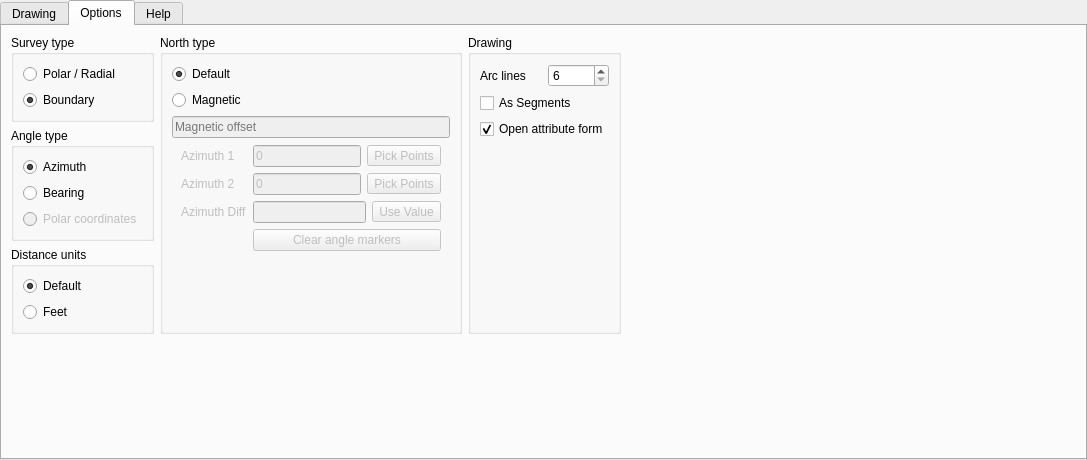
The window that dock.ui (mpetroff/qgsazimuth) describes before a commit, drawn with Qt 5.
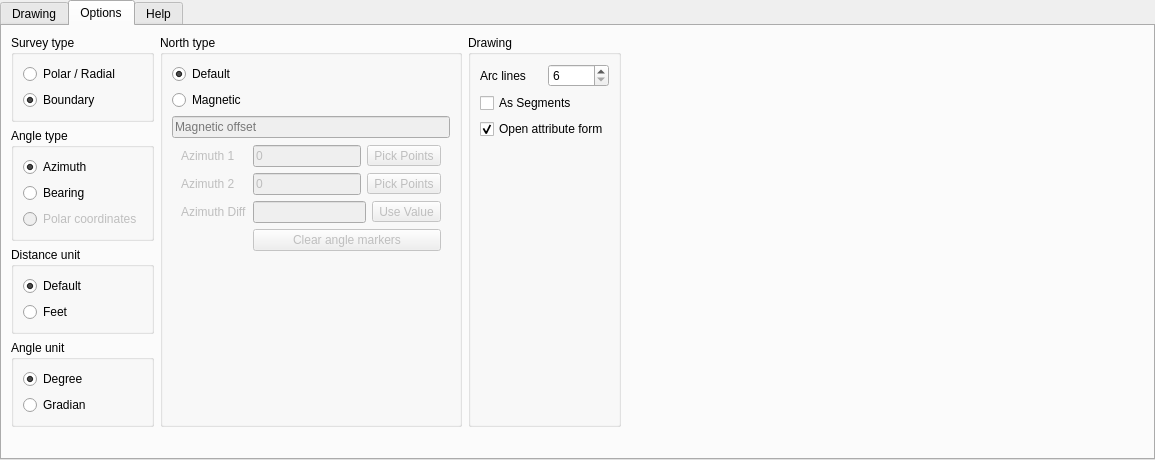
The same window after the commit. The open tabs and pages were chosen to show the change. Icons and pictures are not drawn.

Commit message: Add support for gradians.

Patch:
```diff
--- a/dock.ui
+++ b/dock.ui
@@ -6,7 +6,7 @@
    <rect>
     <x>0</x>
     <y>0</y>
-    <width>1087</width>
+    <width>1155</width>
     <height>460</height>
    </rect>
   </property>
@@ -1169,13 +1169,13 @@
          <item>
           <widget class="QGroupBox" name="groupBox_7">
            <property name="sizePolicy">
-            <sizepolicy hsizetype="Preferred" vsizetype="Fixed">
+            <sizepolicy hsizetype="Preferred" vsizetype="Minimum">
              <horstretch>0</horstretch>
              <verstretch>0</verstretch>
             </sizepolicy>
            </property>
            <property name="title">
-            <string>Distance units</string>
+            <string>Distance unit</string>
            </property>
            <property name="flat">
             <bool>true</bool>
@@ -1213,6 +1213,50 @@
            </layout>
           </widget>
          </item>
+         <item>
+          <widget class="QGroupBox" name="groupBox_4">
+           <property name="sizePolicy">
+            <sizepolicy hsizetype="Preferred" vsizetype="Minimum">
+             <horstretch>0</horstretch>
+             <verstretch>0</verstretch>
+            </sizepolicy>
+           </property>
+           <property name="title">
+            <string>Angle unit</string>
+           </property>
+           <layout class="QVBoxLayout" name="verticalLayout_3">
+            <item>
+             <widget class="QRadioButton" name="radioButton_degreeUnit">
+              <property name="sizePolicy">
+               <sizepolicy hsizetype="Minimum" vsizetype="Preferred">
+                <horstretch>0</horstretch>
+                <verstretch>0</verstretch>
+               </sizepolicy>
+              </property>
+              <property name="text">
+               <string>Degree</string>
+              </property>
+              <property name="checked">
+               <bool>true</bool>
+              </property>
+             </widget>
+            </item>
+            <item>
+             <widget class="QRadioButton" name="radioButton_gradianUnit">
+              <property name="sizePolicy">
+               <sizepolicy hsizetype="Minimum" vsizetype="Preferred">
+                <horstretch>0</horstretch>
+                <verstretch>0</verstretch>
+               </sizepolicy>
+              </property>
+              <property name="text">
+               <string>Gradian</string>
+              </property>
+             </widget>
+            </item>
+           </layout>
+          </widget>
+         </item>
         </layout>
        </item>
        <item row="0" column="7">
```
Left out of the diff: 54 changed lines with no effect on the pictures. The commit also changes 4 other files.
